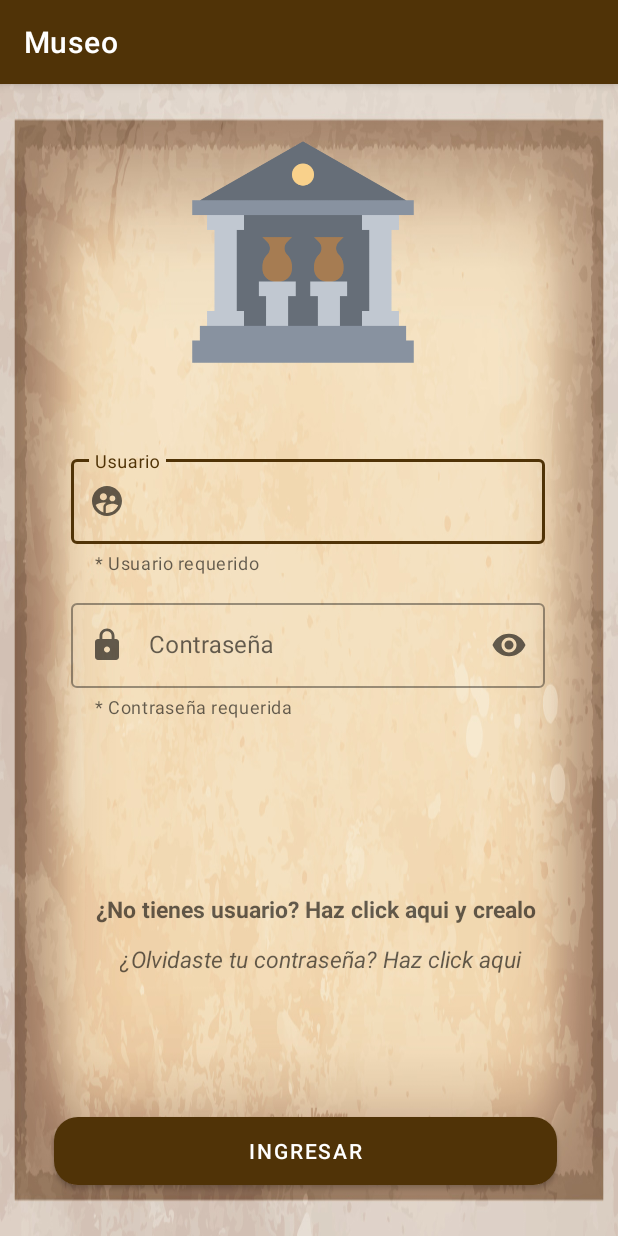
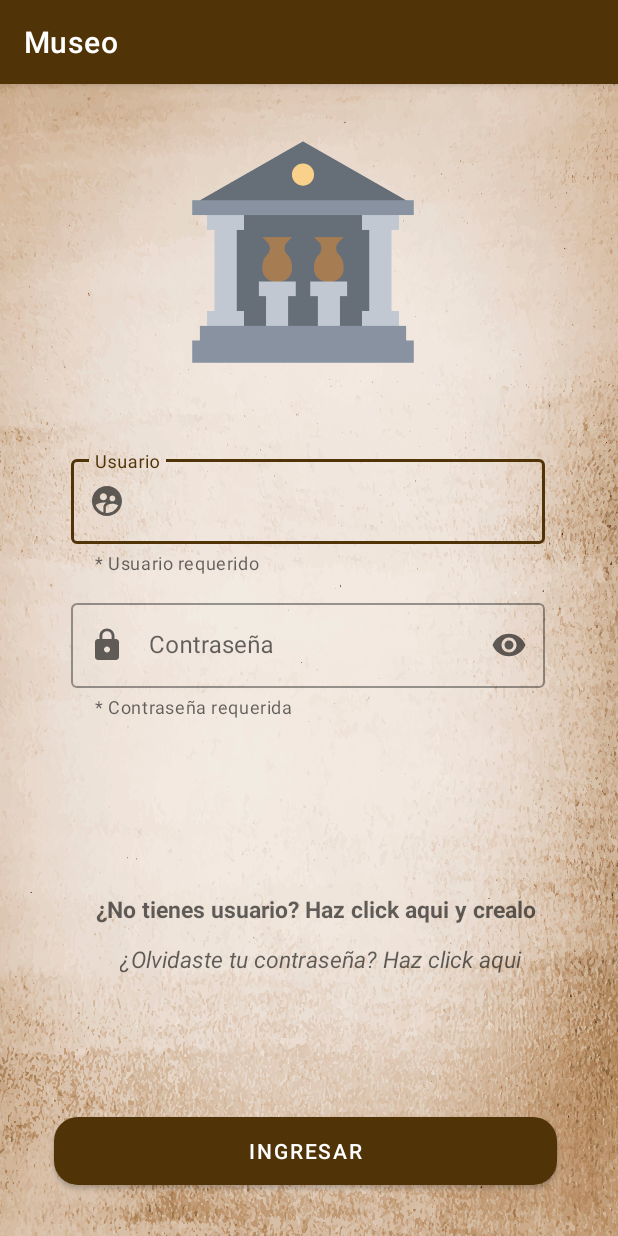
Before and after one commit to AlfredoGari/Aplicacion_Museo, an Android app: the screen it shows after launch (MainActivity), on a phone screen of 412 x 824 dp. Run offline under Robolectric (Android 15) with nearby library versions, the phone set to English and light mode, and no system bars; our stand-ins replace Room's generated code.

Commit message:
Cambio en diseño

```diff
--- a/app/src/main/res/layout/activity_crear_usuario.xml
+++ b/app/src/main/res/layout/activity_crear_usuario.xml
@@ -4,7 +4,7 @@
     xmlns:tools="http://schemas.android.com/tools"
     android:layout_width="match_parent"
     android:layout_height="match_parent"
-    android:background="@drawable/mark"
+    android:background="@drawable/vertical"
     tools:context=".Crear_usuario">
 
     <ImageView
--- a/app/src/main/res/layout/activity_home.xml
+++ b/app/src/main/res/layout/activity_home.xml
@@ -4,7 +4,7 @@
     xmlns:tools="http://schemas.android.com/tools"
     android:layout_width="match_parent"
     android:layout_height="match_parent"
-    android:background="@drawable/mark"
+    android:background="@drawable/vertical"
     tools:context=".HomeActivity">
 
     <ImageButton
--- a/app/src/main/res/layout/activity_splash.xml
+++ b/app/src/main/res/layout/activity_splash.xml
@@ -4,7 +4,7 @@
     xmlns:tools="http://schemas.android.com/tools"
     android:layout_width="match_parent"
     android:layout_height="match_parent"
-    android:background="@drawable/mark"
+    android:background="@drawable/vertical"
     tools:context=".MainActivity">
 
 
--- a/app/src/main/res/layout/fragment_confirmacion.xml
+++ b/app/src/main/res/layout/fragment_confirmacion.xml
@@ -4,7 +4,7 @@
     android:layout_width="match_parent"
     android:layout_height="match_parent"
     xmlns:app="http://schemas.android.com/apk/res-auto"
-    android:background="@drawable/mark">
+    android:background="@drawable/vertical">
 
     <ImageView
         android:id="@+id/imageView"
--- a/app/src/main/res/layout/fragment_contrasena.xml
+++ b/app/src/main/res/layout/fragment_contrasena.xml
@@ -5,7 +5,7 @@
     android:layout_width="match_parent"
     android:layout_height="match_parent"
     xmlns:app="http://schemas.android.com/apk/res-auto"
-    android:background="@drawable/mark">
+    android:background="@drawable/vertical">
 
     <ImageView
         android:id="@+id/imageView"
--- a/app/src/main/res/layout/fragment_edit_usuario.xml
+++ b/app/src/main/res/layout/fragment_edit_usuario.xml
@@ -5,7 +5,7 @@
     android:layout_height="match_parent"
     xmlns:app="http://schemas.android.com/apk/res-auto"
     tools:context=".EditUsuarioFragment"
-    android:background="@drawable/mark">
+    android:background="@drawable/vertical">
 
     <com.google.android.material.textfield.TextInputLayout
         style="@style/Widget.MaterialComponents.TextInputLayout.OutlinedBox"
--- a/app/src/main/res/layout/fragment_museo.xml
+++ b/app/src/main/res/layout/fragment_museo.xml
@@ -5,7 +5,7 @@
     android:layout_height="match_parent"
     xmlns:app="http://schemas.android.com/apk/res-auto"
     tools:context=".MuseoFragment"
-    android:background="@drawable/mark">
+    android:background="@drawable/vertical">
 
     <ImageView
         android:id="@+id/imageView"
```
Also changed, not shown: app/src/main/res/drawable/vertical.jpg (added).
